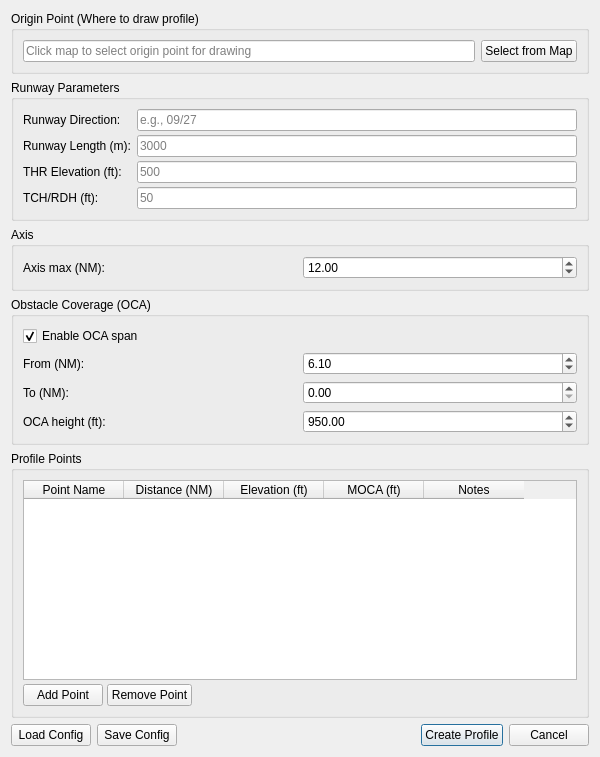
andures/qAeroChart, file qAeroChart/ui/profile_creation_dialog_base.ui: the form before one commit.
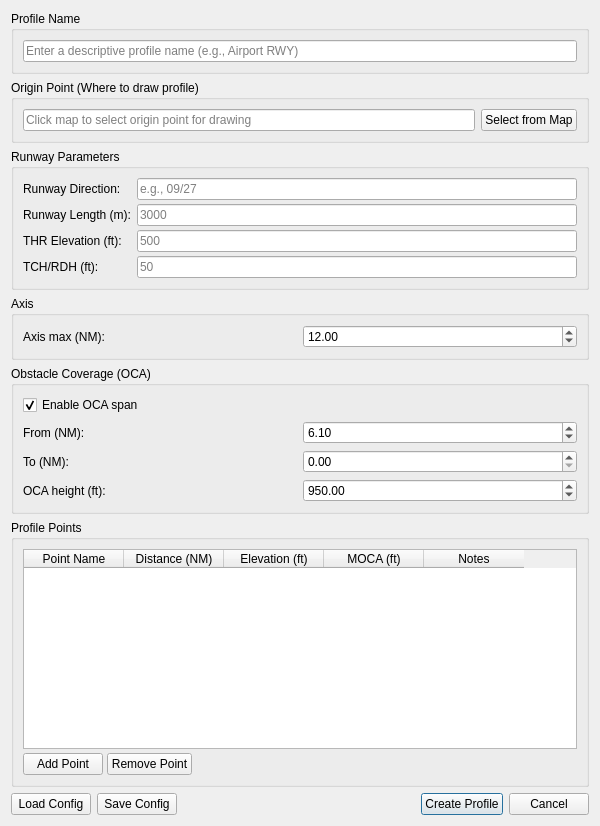
The form after the commit.

Commit message:
feat: add profile name field and F2 rename
- Add `Profile Name` field to embedded form UI
- Use explicit name when creating/updating profiles
- Prefill name on edit from saved metadata
- F2 shortcut on profiles list opens rename dialog
- Keep Delete shortcut and multi-selection behavior

Diff of the .ui file:
```diff
--- a/qAeroChart/ui/profile_creation_dialog_base.ui
+++ b/qAeroChart/ui/profile_creation_dialog_base.ui
@@ -17,6 +17,22 @@
    <property name="spacing">
     <number>6</number>
    </property>
+     <item>
+      <widget class="QGroupBox" name="groupBox_profile_name">
+       <property name="title">
+        <string>Profile Name</string>
+       </property>
+       <layout class="QHBoxLayout" name="horizontalLayout_profile_name">
+        <item>
+         <widget class="QLineEdit" name="lineEdit_profile_name">
+          <property name="placeholderText">
+           <string>Enter a descriptive profile name (e.g., Airport RWY)</string>
+          </property>
+         </widget>
+        </item>
+       </layout>
+      </widget>
+     </item>
    <item>
     <widget class="QGroupBox" name="groupBox_reference">
      <property name="title">
```
The commit also changes 1 other file.
